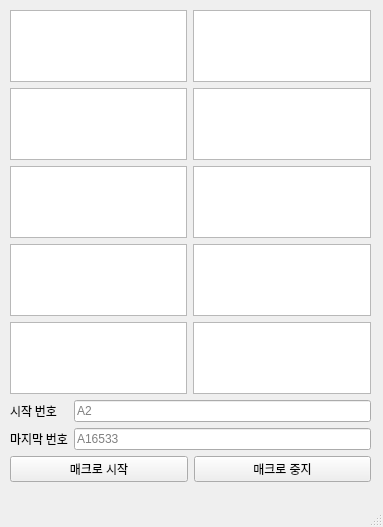
The window that CrawlingUi.ui (Jamong-i/CrawlingExcel) describes before a commit, drawn with Qt 5.
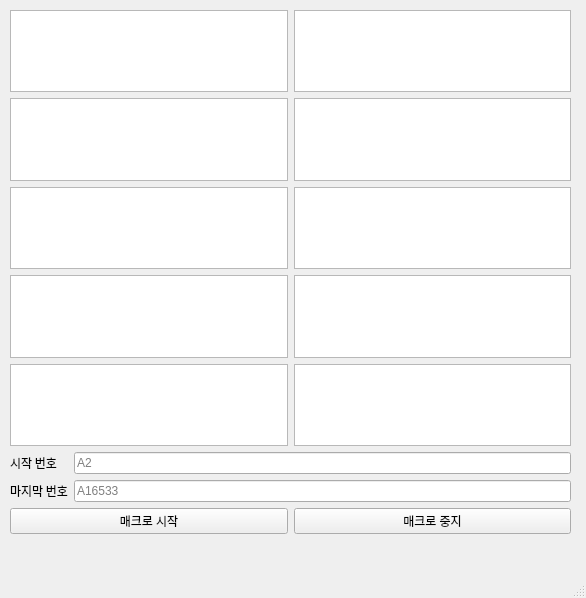
The same window after the commit.

Diff of the .ui file:
```diff
--- a/CrawlingUi.ui
+++ b/CrawlingUi.ui
@@ -6,8 +6,8 @@
    <rect>
     <x>0</x>
     <y>0</y>
-    <width>383</width>
-    <height>527</height>
+    <width>586</width>
+    <height>598</height>
    </rect>
   </property>
   <property name="minimumSize">
@@ -28,8 +28,8 @@
      <rect>
       <x>10</x>
       <y>10</y>
-      <width>361</width>
-      <height>472</height>
+      <width>561</width>
+      <height>524</height>
      </rect>
     </property>
     <layout class="QVBoxLayout" name="sub_layout">
```
Left out of the diff: 4 changed lines with no effect on the pictures.
